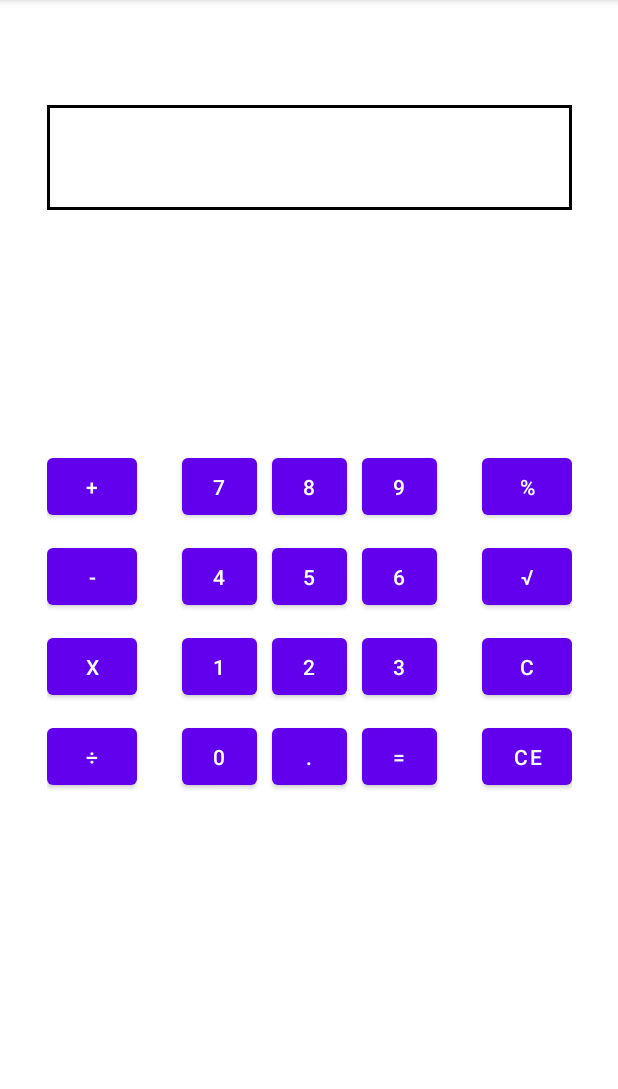
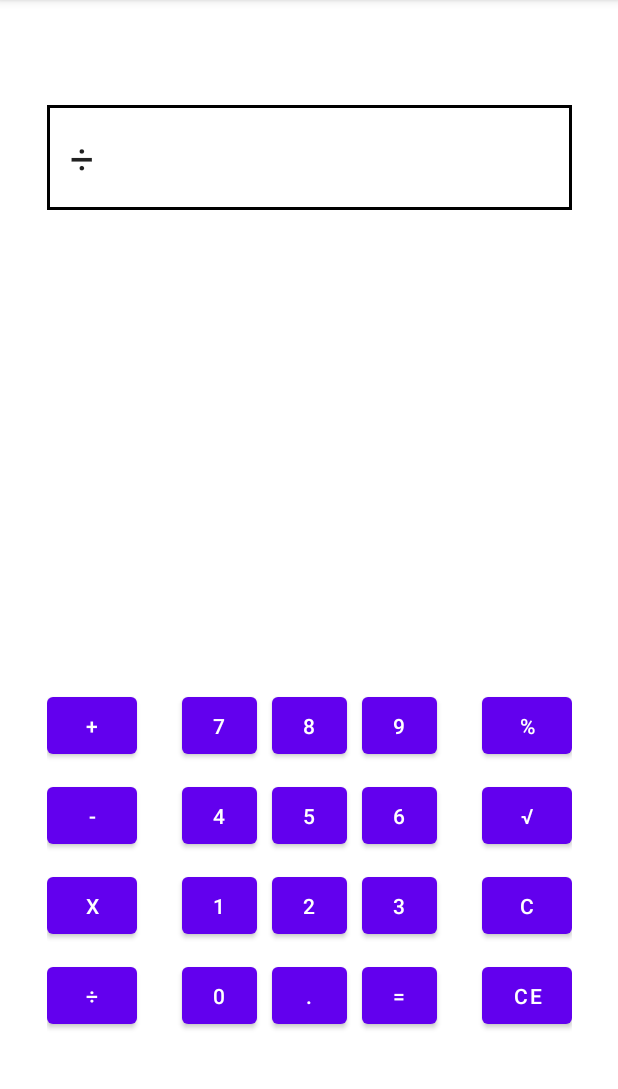
Before and after one commit to HusamAlsheikh/BasicCalulatorApp, an Android app: the screen it shows after launch (MainActivity), after a tap on an icon or button, on a phone screen of 412 x 824 dp, the part 84-1173 px from its top. Run offline under Robolectric (Android 15) with nearby library versions, the phone set to English and light mode, and no system bars; 2 other taps on this screen came first.

```diff
--- a/app/src/main/java/app/basiccalculator/BottomFragment.kt
+++ b/app/src/main/java/app/basiccalculator/BottomFragment.kt
@@ -11,7 +11,7 @@ import app.basiccalculator.databinding.FragmentBottomBinding
 class BottomFragment : Fragment(), View.OnClickListener {
     private lateinit var binding : FragmentBottomBinding
 
-    var activityCallback :BottomFragment.BottomListener? = null
+    var activityCallback : BottomListener? = null
 
     interface BottomListener {
         fun onButtonClick(button: String)
--- a/app/src/main/java/app/basiccalculator/MainActivity.kt
+++ b/app/src/main/java/app/basiccalculator/MainActivity.kt
@@ -12,5 +12,6 @@ class MainActivity : AppCompatActivity(), BottomFragment.BottomListener {
     override fun onButtonClick(button: String){
         val displayTextView = supportFragmentManager.findFragmentById(R.id.topFragment) as TopFragment
 
+        displayTextView.setDisplay(button)
     }
 }
--- a/app/src/main/java/app/basiccalculator/TopFragment.kt
+++ b/app/src/main/java/app/basiccalculator/TopFragment.kt
@@ -6,6 +6,7 @@ import android.view.LayoutInflater
 import android.view.View
 import android.view.ViewGroup
 import app.basiccalculator.databinding.FragmentTopBinding
+import kotlinx.android.synthetic.main.fragment_top.*
 
 // TODO: Rename parameter arguments, choose names that match
 // the fragment initialization parameters, e.g. ARG_ITEM_NUMBER
@@ -42,7 +43,45 @@ class TopFragment : Fragment() {
         binding = FragmentTopBinding.bind(view)
     }
 
+    fun setDisplay(str : String) {
+        var ops = arrayOf<String>("+", "-", "x", "÷", "%", "√", "%", ".")
+        var line = binding.editTextCalc.text.toString()
 
+        if(str in ops){
+            if(line.isEmpty()){ //  If line is empty, allow operator
+                line = "$line$str"
+            }
+            else if(line[line.length - 1] == '√' && str == "√"){    //  If previous character is root, and current operator is root, allow current operator
+                line = "$line$str"
+            }
+            else if(line[line.length - 1] == '-' && str == "-"){    //  If previous character is minus, and current operator is minus, allow current operator
+                line = "$line$str"
+            }
+            else if(line[line.length - 1].toString() !in ops) {     //  If previous character is operator, do not allow any other operator
+                line = "$line$str"
+            }
+        }
+        else if(str == "c"){    //  If current operator is clear, clear line
+            line = ""
+        }
+        else if(str == "ce"){   //  If current operator is clear previous, clear previous character
+            if(line.isNotEmpty()){
+                line = line.substring(0, line.length - 1)
+            }
+        }
+        else if(str == "="){    //  If current operator is equals, calculate result
+
+        }
+        else{   //  Otherwise add character
+            line = "$line$str"
+        }
+
+        binding.editTextCalc.setText(line)
+
+        binding.editTextCalc.setSelection(editTextCalc.text.length)
+
+        // Log.i("setDisplayFunction: ", "$line")
+    }
 
     companion object {
         /**
--- a/app/src/main/res/layout/activity_main.xml
+++ b/app/src/main/res/layout/activity_main.xml
@@ -7,7 +7,7 @@
     android:layout_height="match_parent"
     tools:context=".MainActivity">
 
-    <fragment
+    <androidx.fragment.app.FragmentContainerView
         android:id="@+id/topFragment"
         android:name="app.basiccalculator.TopFragment"
         android:layout_width="wrap_content"
@@ -19,8 +19,8 @@
         app:layout_constraintVertical_bias="0.100000024"
         tools:layout="@layout/fragment_top" />
 
-    <fragment
-        android:id="@+id/fragment2"
+    <androidx.fragment.app.FragmentContainerView
+        android:id="@+id/bottomFragment"
         android:name="app.basiccalculator.BottomFragment"
         android:layout_width="wrap_content"
         android:layout_height="wrap_content"
@@ -28,7 +28,7 @@
         app:layout_constraintEnd_toEndOf="parent"
         app:layout_constraintStart_toStartOf="parent"
         app:layout_constraintTop_toBottomOf="@+id/topFragment"
-        app:layout_constraintVertical_bias="0.4"
+        app:layout_constraintVertical_bias="0.8"
         tools:layout="@layout/fragment_bottom" />
 
 </androidx.constraintlayout.widget.ConstraintLayout>
--- a/app/src/main/res/layout/fragment_bottom.xml
+++ b/app/src/main/res/layout/fragment_bottom.xml
@@ -226,7 +226,7 @@
         android:layout_width="60dp"
         android:layout_height="50dp"
         android:layout_marginTop="10dp"
-        android:text="X"
+        android:text="x"
         app:layout_constraintBottom_toTopOf="@+id/buttonDivide"
         app:layout_constraintEnd_toStartOf="@+id/button1"
         app:layout_constraintHorizontal_bias="0.5"
```
